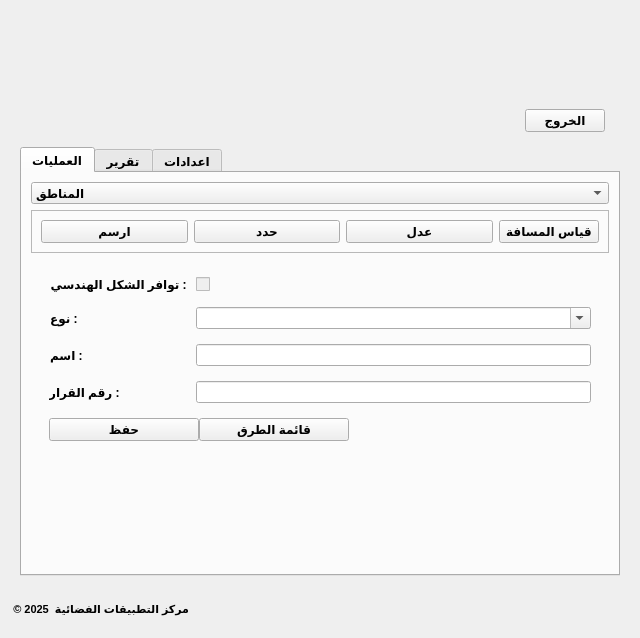
Above: gui/RNA_dialog_base.ui from Zuhir-Benslama/CAM-Communal-Addressing-Map before the change. Below: the same form after it.
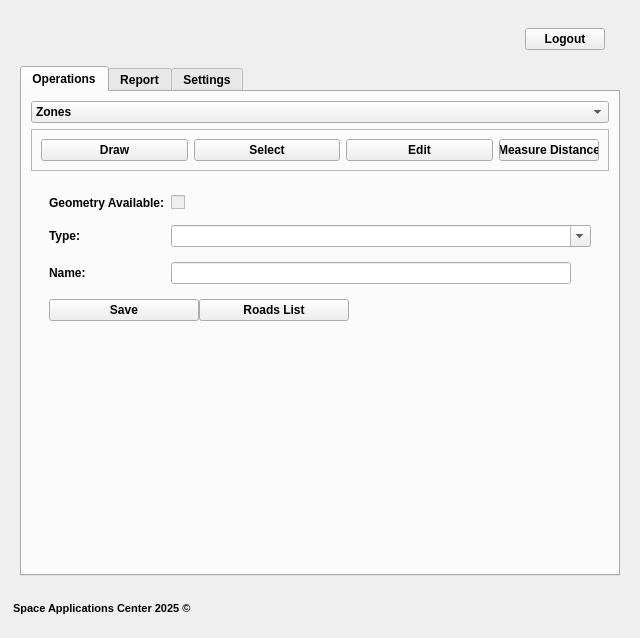
That is the form after the change. The open tabs and pages were chosen to show the change. Icons and pictures are not drawn.

```diff
--- a/gui/RNA_dialog_base.ui
+++ b/gui/RNA_dialog_base.ui
@@ -91,7 +91,7 @@
                   </font>
                 </property>
                 <property name="text">
-                  <string>مركز التطبيقات الفضائية  2025 ©</string>
+                  <string>Space Applications Center 2025 ©</string>
                 </property>
               </widget>
             </item>
@@ -113,58 +113,6 @@
       </item>
       <item row="0" column="0">
         <layout class="QVBoxLayout" name="verticalLayout_27">
-          <item>
-            <widget class="QFrame" name="frame_12">
-              <property name="minimumSize">
-                <size>
-                  <width>0</width>
-                  <height>75</height>
-                </size>
-              </property>
-              <property name="maximumSize">
-                <size>
-                  <width>16777215</width>
-                  <height>75</height>
-                </size>
-              </property>
-              <property name="frameShape">
-                <enum>QFrame::NoFrame</enum>
-              </property>
-              <property name="frameShadow">
-                <enum>QFrame::Raised</enum>
-              </property>
-              <property name="lineWidth">
-                <number>1</number>
-              </property>
-              <layout class="QHBoxLayout" name="horizontalLayout_11">
-                <property name="leftMargin">
-                  <number>10</number>
-                </property>
-                <property name="topMargin">
-                  <number>5</number>
-                </property>
-                <property name="rightMargin">
-                  <number>13</number>
-                </property>
-                <property name="bottomMargin">
-                  <number>5</number>
-                </property>
-                <item>
-                  <widget class="QLabel" name="label">
-                    <property name="text">
-                      <string />
-                    </property>
-                    <property name="pixmap">
-                      <pixmap>../icons/Logo_MICLAT.jpg</pixmap>
-                    </property>
-                    <property name="scaledContents">
-                      <bool>true</bool>
-                    </property>
-                  </widget>
-                </item>
-              </layout>
-            </widget>
-          </item>
           <item>
             <widget class="QStackedWidget" name="router">
               <property name="maximumSize">
@@ -1124,7 +1072,7 @@
                                   </font>
                                 </property>
                                 <property name="text">
-                                  <string>الخروج</string>
+                                  <string>Logout</string>
                                 </property>
                               </widget>
                             </item>
@@ -1139,14 +1087,14 @@
                         <widget class="QTabWidget" name="menu">
                           <widget class="QWidget" name="tab_ops">
                             <attribute name="title">
-                              <string>العمليات</string>
+                              <string>Operations</string>
                             </attribute>
                             <layout class="QVBoxLayout" name="verticalLayout_ops">
                               <item>
                                 <widget class="QComboBox" name="layer_selector">
                                   <item>
                                     <property name="text">
-                                      <string>المناطق</string>
+                                      <string>Zones</string>
                                     </property>
                                   </item>
                                   <item>
@@ -1194,7 +1142,7 @@
                                           </font>
                                         </property>
                                         <property name="text">
-                                          <string>ارسم</string>
+                                          <string>Draw</string>
                                         </property>
                                       </widget>
                                     </item>
@@ -1213,7 +1161,7 @@
                                           </font>
                                         </property>
                                         <property name="text">
-                                          <string>حدد</string>
+                                          <string>Select</string>
                                         </property>
                                       </widget>
                                     </item>
@@ -1232,7 +1180,7 @@
                                           </font>
                                         </property>
                                         <property name="text">
-                                          <string>عدل</string>
+                                          <string>Edit</string>
                                         </property>
                                       </widget>
                                     </item>
@@ -1253,7 +1201,7 @@
 <string>&lt;html&gt;&lt;head/&gt;&lt;body&gt;&lt;p&gt;قياس المسافة&lt;/p&gt;&lt;/body&gt;&lt;/html&gt;</string>
 </property>
 <property name="text">
-<string>قياس المسافة</string>
+<string>Measure Distance</string>
 </property>
 </widget></item></layout>
                                 </widget>
@@ -1409,7 +1357,7 @@
                                                       </font>
                                                     </property>
                                                     <property name="text">
-                                                      <string> : توافر الشكل الهندسي</string>
+                                                      <string>Geometry Available:</string>
                                                     </property>
                                                   </widget>
                                                 </item>
@@ -1435,7 +1383,7 @@
                                                       </font>
                                                     </property>
                                                     <property name="text">
-                                                      <string> : نوع</string>
+                                                      <string>Type:</string>
                                                     </property>
                                                   </widget>
                                                 </item>
@@ -1458,7 +1406,7 @@
                                                       </font>
                                                     </property>
                                                     <property name="text">
-                                                      <string> : اسم</string>
+                                                      <string>Name:</string>
                                                     </property>
                                                   </widget>
                                                 </item>
@@ -1475,33 +1423,7 @@
                                                     </property>
                                                   </widget>
                                                 </item>
-                                                <item row="3" column="0">
-                                                  <widget class="QLabel" name="label_29">
-                                                    <property name="font">
-                                                      <font>
-                                                        <weight>75</weight>
-                                                        <bold>true</bold>
-                                                      </font>
-                                                    </property>
-                                                    <property name="text">
-                                                      <string> : رقم القرار</string>
-                                                    </property>
-                                                  </widget>
-                                                </item>
-                                                <item row="3" column="1">
-                                                  <widget class="QLineEdit" name="dec_voie">
-                                                    <property name="maximumSize">
-                                                      <size>
-                                                        <width>400</width>
-                                                        <height>16777215</height>
-                                                      </size>
-                                                    </property>
-                                                    <property name="toolTip">
-                                                      <string>&lt;html&gt;&lt;head/&gt;&lt;body&gt;&lt;p align="right"&gt; رقم القرار الخاص بالتكريس&lt;/p&gt;&lt;/body&gt;&lt;/html&gt;</string>
-                                                    </property>
-                                                  </widget>
-                                                </item>
-                                                <item row="4" column="0" colspan="2">
+                                                <item row="3" column="0" colspan="2">
                                                   <layout class="QHBoxLayout" name="horizontalLayout_12">
                                                     <item>
                                                       <widget class="QPushButton" name="submit_voie">
@@ -1521,7 +1443,7 @@
                                                           <string>حفظ المعلومات والشكل الهندسي في قاعدة البيانات</string>
                                                         </property>
                                                         <property name="text">
-                                                          <string>حفظ</string>
+                                                          <string>Save</string>
                                                         </property>
                                                         <property name="icon">
                                                           <iconset>
@@ -1547,7 +1469,7 @@
                                                           <string>حفظ المعلومات والشكل الهندسي في قاعدة البيانات</string>
                                                         </property>
                                                         <property name="text">
-                                                          <string>قائمة الطرق</string>
+                                                          <string>Roads List</string>
                                                         </property>
                                                         <property name="icon">
                                                           <iconset>
@@ -2545,7 +2467,7 @@
                           </property>
                           <widget class="QWidget" name="tab_4">
                             <attribute name="title">
-                              <string>تقرير</string>
+                              <string>Report</string>
                             </attribute>
                             <attribute name="toolTip">
                               <string>&lt;html&gt;&lt;head/&gt;&lt;body&gt;&lt;p&gt;تقرير&lt;/p&gt;&lt;/body&gt;&lt;/html&gt;</string>
@@ -2773,7 +2695,7 @@
                           </widget>
                           <widget class="QWidget" name="tab">
                             <attribute name="title">
-                              <string>اعدادات</string>
+                              <string>Settings</string>
                             </attribute>
                             <attribute name="toolTip">
                               <string>&lt;html&gt;&lt;head/&gt;&lt;body&gt;&lt;p&gt;اعدادات&lt;/p&gt;&lt;/body&gt;&lt;/html&gt;</string>
```
Left out of the diff: 244 changed lines with no effect on the pictures.
